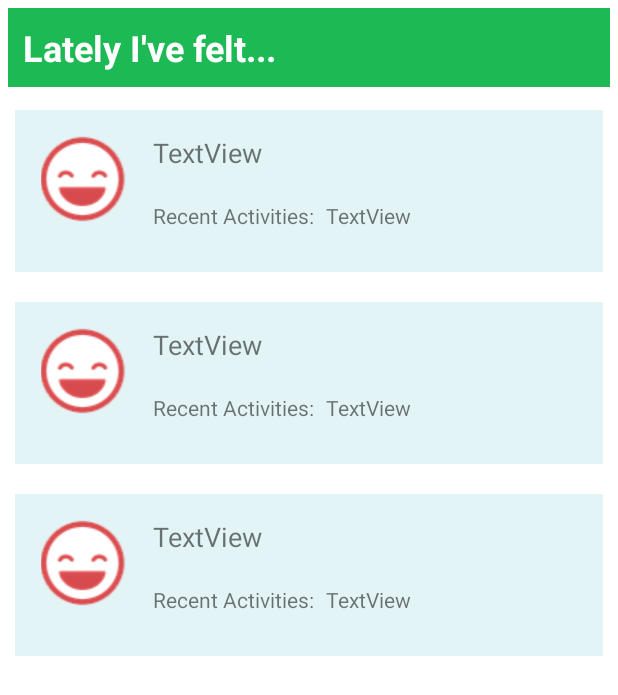
After one commit to yahancheng/canary, an Android app: the layout fragment_history.xml on its own in the app's theme, with its tools: preview values and no code run, on a phone screen of 412 x 824 dp. The commit adds this screen. Shown: the top 695 px of the screen. Run offline under Robolectric (Android 15) with nearby library versions, the phone set to English and light mode, and no system bars.

Commit message:
Persist the mood entry data!
1. When the user submits a mood entry in the MoodEntryFragment, it saves the MoodEntry to a database
2. The HistoryFragment fetches the MoodEntries back out of the database to display in a list
3. The MoodEntryAdapter handles arranging those entries in views for the RecyclerView in the HistoryFragment to display
*. The MoodEntrySQLiteDBHelper handles all the actual database interfaces, and the Fragments call methods to this class to save and retrieve the data

UI Changes:
+ The HistoryFragment needed a RecyclerView, so it got one
+ The list items for the recycler view have their own layout in item_list_mood_entry

```diff
--- /dev/null
+++ b/app/src/main/res/layout/fragment_history.xml
@@ -0,0 +1,26 @@
+<?xml version="1.0" encoding="utf-8"?>
+<RelativeLayout xmlns:android="http://schemas.android.com/apk/res/android"
+    xmlns:tools="http://schemas.android.com/tools"
+    android:layout_width="match_parent"
+    android:layout_height="match_parent">
+
+    <TextView
+        android:id="@+id/my_entries_label"
+        android:layout_width="match_parent"
+        android:layout_height="wrap_content"
+        android:layout_margin="5dp"
+        android:background="@color/colorPrimary"
+        android:padding="10dp"
+        android:text="@string/lately_i_ve_felt"
+        android:textColor="@color/design_default_color_on_primary"
+        android:textSize="24sp"
+        android:textStyle="bold" />
+
+    <androidx.recyclerview.widget.RecyclerView
+        android:id="@+id/mood_entry_list"
+        android:layout_width="match_parent"
+        android:layout_height="match_parent"
+        android:layout_below="@+id/my_entries_label"
+        tools:listitem="@layout/item_list_mood_entry" />
+
+</RelativeLayout>
--- /dev/null
+++ b/app/src/main/res/layout/item_list_mood_entry.xml
@@ -0,0 +1,55 @@
+<?xml version="1.0" encoding="utf-8"?>
+<androidx.constraintlayout.widget.ConstraintLayout xmlns:android="http://schemas.android.com/apk/res/android"
+    xmlns:app="http://schemas.android.com/apk/res-auto"
+    xmlns:tools="http://schemas.android.com/tools"
+    android:layout_width="match_parent"
+    android:layout_height="wrap_content"
+    android:layout_margin="10dp"
+    android:background="#E2F4F6"
+    android:orientation="vertical">
+
+
+    <ImageView
+        android:id="@+id/entry_mood"
+        android:layout_width="60dp"
+        android:layout_height="60dp"
+        android:layout_marginStart="16dp"
+        android:layout_marginTop="16dp"
+        android:layout_marginBottom="32dp"
+        app:layout_constraintBottom_toBottomOf="parent"
+        app:layout_constraintStart_toStartOf="parent"
+        app:layout_constraintTop_toTopOf="parent"
+        tools:src="@drawable/elated"
+        />
+
+    <TextView
+        android:id="@+id/entry_date_time"
+        android:layout_width="wrap_content"
+        android:layout_height="wrap_content"
+        android:layout_marginStart="16dp"
+        android:layout_marginTop="16dp"
+        android:text="TextView"
+        android:textSize="18sp"
+        app:layout_constraintStart_toEndOf="@+id/entry_mood"
+        app:layout_constraintTop_toTopOf="parent" />
+
+    <TextView
+        android:id="@+id/recent_pastimes_label"
+        android:layout_width="wrap_content"
+        android:layout_height="wrap_content"
+        android:layout_marginStart="16dp"
+        android:layout_marginTop="20dp"
+        android:text="@string/recent_activities"
+        app:layout_constraintStart_toEndOf="@+id/entry_mood"
+        app:layout_constraintTop_toBottomOf="@+id/entry_date_time" />
+
+    <TextView
+        android:id="@+id/entry_pastimes"
+        android:layout_width="wrap_content"
+        android:layout_height="wrap_content"
+        android:layout_marginStart="8dp"
+        android:layout_marginTop="20dp"
+        android:text="TextView"
+        app:layout_constraintStart_toEndOf="@+id/recent_pastimes_label"
+        app:layout_constraintTop_toBottomOf="@+id/entry_date_time" />
+</androidx.constraintlayout.widget.ConstraintLayout>
```
Also changed, not shown: app/src/main/java/com/chelseatroy/canary/data/MoodEntry.kt (+46 -8 lines), app/src/main/java/com/chelseatroy/canary/data/MoodEntryAdapter.kt (added, +61 -0 lines), app/src/main/java/com/chelseatroy/canary/data/MoodEntrySQLiteDBHelper.kt (added, +86 -0 lines), app/src/main/java/com/chelseatroy/canary/ui/main/HistoryFragment.kt (+56 -30 lines), app/src/main/java/com/chelseatroy/canary/ui/main/MoodEntryFragment.kt (+23 -10 lines).
